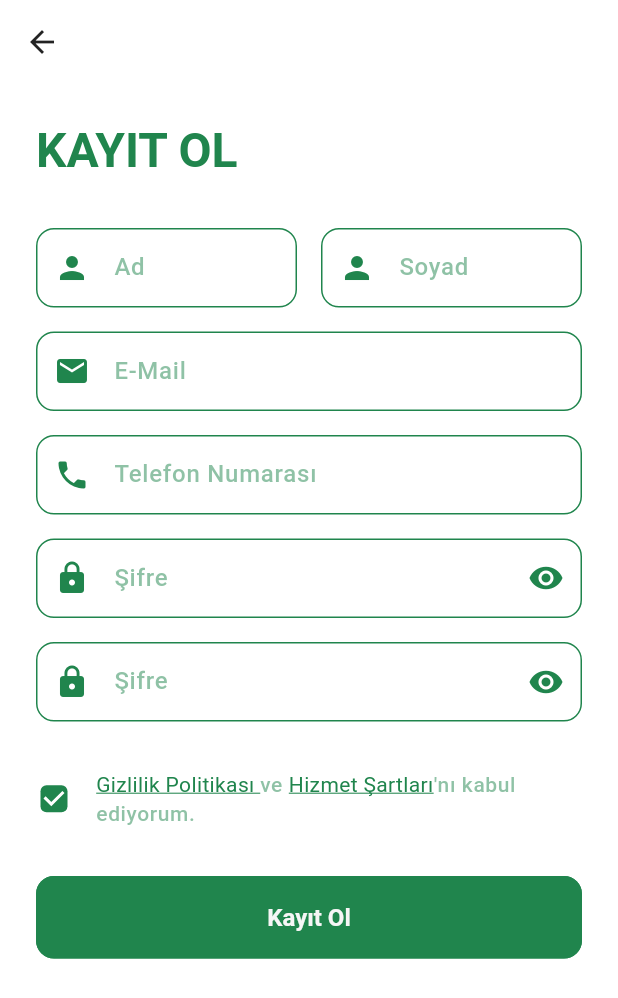
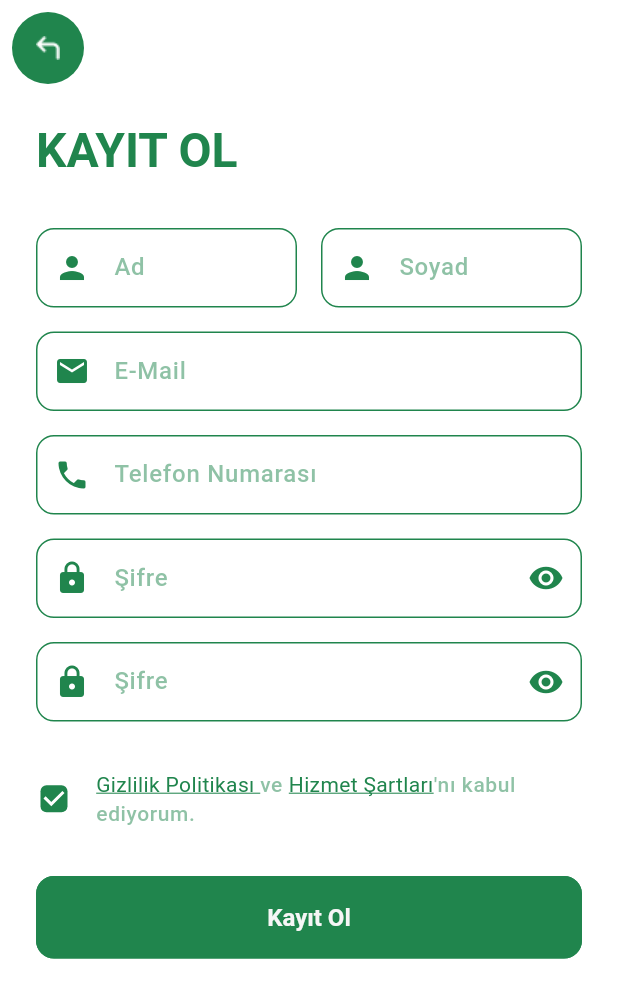
Before and after one commit to Mudrowe/Toprak-Rehberi, a Flutter app: the SignupScreen screen opened directly, on a phone screen of 412 x 824 dp. Shown: the top 998 px of the screen. Run offline on Flutter 3.47's test engine with Material 3 defaults, Android fonts, the phone set to English and light mode, and no system bars; our stand-ins replace get, logger.

Commit message:
Add custom appbar
Add custom appbar with custom circular background back arrow button. Its position cannot be controllable though.

```diff
--- /dev/null
+++ b/lib/common/widgets/appbar/appbar.dart
@@ -0,0 +1,23 @@
+import 'package:flutter/material.dart';
+import 'package:toprak_rehberi/common/widgets/appbar/widgets/circular_icon_button.dart';
+import 'package:toprak_rehberi/utils/constants/image_strings.dart';
+import 'package:toprak_rehberi/utils/device/device_utility.dart';
+
+class TAppBar extends StatelessWidget implements PreferredSizeWidget {
+  const TAppBar({super.key});
+
+  @override
+  Widget build(BuildContext context) {
+    return AppBar(
+      leading: CircularIconButton(
+        onPressed: () {
+          Navigator.of(context).pop();
+        },
+        assetImagePath: TImages.backArrow,
+      ),
+    );
+  }
+
+  @override
+  Size get preferredSize => Size.fromHeight(TDeviceUtils.getAppBarHeight());
+}
--- /dev/null
+++ b/lib/common/widgets/appbar/widgets/circular_icon_button.dart
@@ -0,0 +1,41 @@
+import 'package:flutter/material.dart';
+import 'package:toprak_rehberi/utils/constants/colors.dart';
+
+class CircularIconButton extends StatelessWidget {
+  final VoidCallback onPressed;
+  final String assetImagePath;
+  final Color backgroundColor;
+  final Color iconColor;
+  final double padding;
+
+  const CircularIconButton({
+    super.key,
+    required this.onPressed,
+    required this.assetImagePath,
+    this.backgroundColor = TColors.primaryColor,
+    this.iconColor = TColors.white,
+    this.padding = 8.0,
+  });
+
+  @override
+  Widget build(BuildContext context) {
+    return Container(
+      padding: EdgeInsets.only(top: padding, left: padding),
+      child: Container(
+        decoration: BoxDecoration(
+          shape: BoxShape.circle,
+          color: backgroundColor,
+        ),
+        child: Center(
+          child: IconButton(
+            onPressed: onPressed,
+            icon: ImageIcon(
+              AssetImage(assetImagePath),
+              color: iconColor,
+            ),
+          ),
+        ),
+      ),
+    );
+  }
+}
--- a/lib/features/authentication/screens/signup/signup.dart
+++ b/lib/features/authentication/screens/signup/signup.dart
@@ -1,4 +1,5 @@
 import 'package:flutter/material.dart';
+import 'package:toprak_rehberi/common/widgets/appbar/appbar.dart';
 import 'package:toprak_rehberi/features/authentication/screens/signup/widgets/signup_form.dart';
 import 'package:toprak_rehberi/utils/constants/sizes.dart';
 import 'package:toprak_rehberi/utils/constants/text_strings.dart';
@@ -9,7 +10,7 @@ class SignupScreen extends StatelessWidget {
   @override
   Widget build(BuildContext context) {
     return Scaffold(
-      appBar: AppBar(),
+      appBar: const TAppBar(),
       body: SingleChildScrollView(
         child: Padding(
           padding: const EdgeInsets.all(TSizes.defaulSpace),
--- a/lib/navigation_menu.dart
+++ b/lib/navigation_menu.dart
@@ -1,6 +1,6 @@
 import 'package:flutter/material.dart';
 import 'package:get/get.dart';
-import 'package:toprak_rehberi/features/authentication/screens/signup/signup.dart';
+import 'package:toprak_rehberi/features/home/home.dart';
 
 class NavigationMenu extends StatelessWidget {
   const NavigationMenu({super.key});
@@ -35,9 +35,9 @@ class NavigationController extends GetxController {
   final Rx<int> selectedIndex = 0.obs;
 
   final screens = [
-    const SignupScreen(),
+    const HomeScreen(),
     Container(color: Colors.deepPurple),
-    Container(color: Colors.amber),
+    Container(color: Colors.green),
     Container(color: Colors.red),
   ];
 }
--- a/lib/utils/constants/image_strings.dart
+++ b/lib/utils/constants/image_strings.dart
@@ -2,4 +2,5 @@ class TImages {
 
   // App Logo
   static const String appLogo = "assets/logos/logo.png";
+  static const String backArrow = "assets/icons/back.png";
 }
```
Also changed, not shown: lib/features/authentication/screens/login/login.dart (+4 -3 lines), lib/features/home/home.dart (added, +33 -0 lines), assets/icons/back.png (added), lib/common/widgets/custom_shapes/custom_elevated_button.dart (renamed from lib/common/widgets/custom_elevated_button.dart), lib/common/widgets/custom_shapes/custom_outlined_button.dart (renamed from lib/common/widgets/custom_outlined_button.dart).
